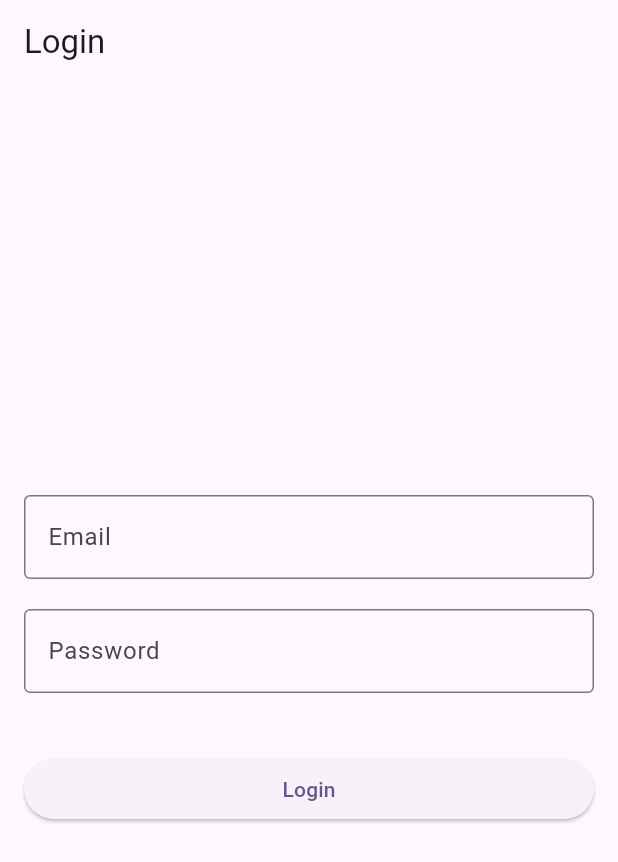
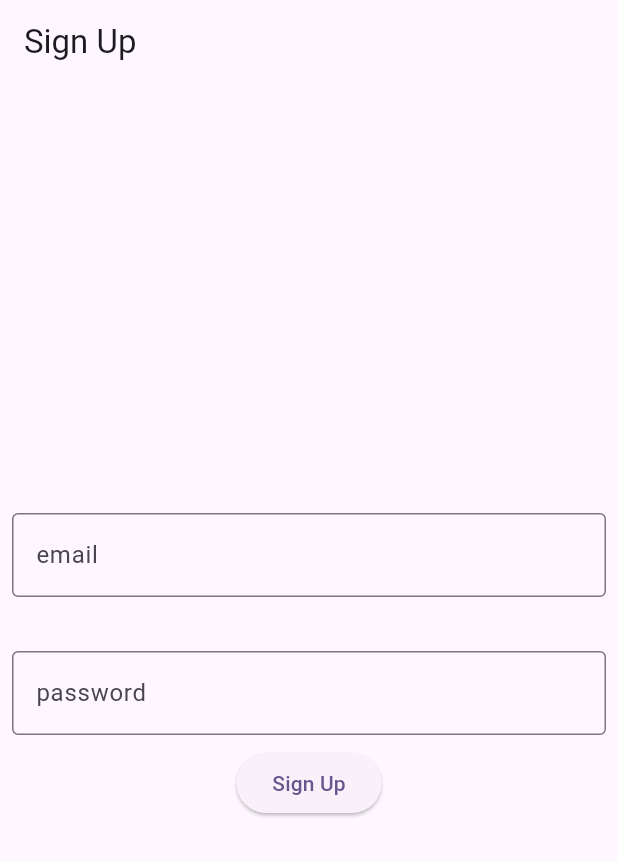
Before and after one commit to MudsaAhmad/Firebase-Concepts-App, a Flutter app: the screen it shows after launch, on a phone screen of 412 x 824 dp. Shown: the top 862 px of the screen. Run offline on Flutter 3.47's test engine with Material 3 defaults, Android fonts, the phone set to English and light mode, and no system bars; our stand-ins replace firebase_auth, firebase_core; accounts and stored records are empty.

Commit message:
Authentication SignIn and SignUp with email and password done.

```diff
--- a/lib/25-02-2025/home_screen.dart
+++ /dev/null
@@ -1,110 +0,0 @@
-import 'package:firebase_auth/firebase_auth.dart';
-import 'package:firebase_concepts_app/25-02-2025/home_screen_two.dart';
-import 'package:flutter/material.dart';
-
-class HomeScreen extends StatefulWidget {
-  const HomeScreen({super.key});
-
-  @override
-  State<HomeScreen> createState() => _HomeScreenState();
-}
-
-class _HomeScreenState extends State<HomeScreen> {
-  final TextEditingController emailController = TextEditingController();
-  final TextEditingController passwordController = TextEditingController();
-  final _formKey = GlobalKey<FormState>();
-  bool isLoading = false;
-  String errorMessage = '';
-
-  Future<void> signIn() async {
-    if (_formKey.currentState!.validate()) {
-      setState(() {
-        isLoading = true;
-        errorMessage = '';
-      });
-
-      try {
-        await FirebaseAuth.instance.signInWithEmailAndPassword(
-          email: emailController.text.trim(),
-          password: passwordController.text.trim(),
-        );
-
-        Navigator.push(
-            context, MaterialPageRoute(builder: (context) => HomeScreenTwo()));
-      } on FirebaseAuthException catch (e) {
-        setState(() {
-          errorMessage = e.message ?? 'An unknown error occurred';
-        });
-      } finally {
-        setState(() {
-          isLoading = false;
-        });
-      }
-    }
-  }
-
-  @override
-  Widget build(BuildContext context) {
-    return Scaffold(
-      appBar: AppBar(
-        title: const Text('Login'),
-      ),
-      body: Padding(
-        padding: const EdgeInsets.all(16.0),
-        child: Form(
-          key: _formKey,
-          child: Column(
-            mainAxisAlignment: MainAxisAlignment.center,
-            children: [
-              TextFormField(
-                controller: emailController,
-                decoration: const InputDecoration(
-                  hintText: 'Email',
-                  border: OutlineInputBorder(),
-                ),
-                keyboardType: TextInputType.emailAddress,
-                validator: (value) {
-                  if (value == null || value.isEmpty) {
-                    return 'Please enter your email';
-                  }
-                  return null;
-                },
-              ),
-              const SizedBox(height: 20),
-              TextFormField(
-                controller: passwordController,
-                decoration: const InputDecoration(
-                  hintText: 'Password',
-                  border: OutlineInputBorder(),
-                ),
-                obscureText: false,
-                validator: (value) {
-                  if (value == null || value.isEmpty) {
-                    return 'Please enter your password';
-                  }
-                  return null;
-                },
-              ),
-              const SizedBox(height: 20),
-              if (errorMessage.isNotEmpty)
-                Text(
-                  errorMessage,
-                  style: const TextStyle(color: Colors.red),
-                ),
-              const SizedBox(height: 20),
-              SizedBox(
-                width: double.infinity,
-                child: ElevatedButton(
-                  onPressed: signIn,
-                  child: isLoading
-                      ? const CircularProgressIndicator()
-                      : Text('Login'),
-                ),
-              ),
-            ],
-          ),
-        ),
-      ),
-    );
-  }
-}
--- /dev/null
+++ b/lib/26-02-2025/sign_up_screen.dart
@@ -0,0 +1,114 @@
+import 'package:firebase_auth/firebase_auth.dart';
+import 'package:flutter/material.dart';
+
+import 'login_screen.dart';
+
+class SignUpScreen extends StatefulWidget {
+  const SignUpScreen({super.key});
+
+  @override
+  State<SignUpScreen> createState() => _SignUpScreenState();
+}
+
+class _SignUpScreenState extends State<SignUpScreen> {
+  final emailController = TextEditingController();
+  final passwordController = TextEditingController();
+
+  final formKey = GlobalKey<FormState>();
+  bool loading = false;
+
+  @override
+  Widget build(BuildContext context) {
+    return Scaffold(
+      appBar: AppBar(
+        title: Text('Sign Up'),
+      ),
+      body: Center(
+        child: Form(
+          key: formKey,
+          child: Column(
+            mainAxisAlignment: MainAxisAlignment.center,
+            children: [
+              Padding(
+                padding: const EdgeInsets.all(8.0),
+                child: TextFormField(
+                  controller: emailController,
+                  decoration: const InputDecoration(
+                    hintText: 'email',
+                    border: OutlineInputBorder(),
+                  ),
+                  validator: (value) {
+                    if (value == null || value.isEmpty) {
+                      return 'please enter your email!!';
+                    }
+                  },
+                  keyboardType: TextInputType.emailAddress,
+                ),
+              ),
+              const SizedBox(
+                height: 20,
+              ),
+              Padding(
+                padding: const EdgeInsets.all(8.0),
+                child: TextFormField(
+                  controller: passwordController,
+                  decoration: const InputDecoration(
+                    hintText: 'password',
+                    border: OutlineInputBorder(),
+                  ),
+                  validator: (value) {
+                    if (value == null || value.isEmpty) {
+                      return 'please enter your password!!';
+                    }
+                  },
+                  keyboardType: TextInputType.text,
+                ),
+              ),
+              ElevatedButton(
+                  onPressed: () async {
+                    if (formKey.currentState!.validate()) {
+                      setState(() {
+                        loading = true;
+                      });
+
+                      try {
+                        await FirebaseAuth.instance.createUserWithEmailAndPassword(
+                            email: emailController.text.trim(),
+                            password: passwordController.text.trim());
+
+                        // navigate to next screen
+                        Navigator.push(
+                            context,
+                            MaterialPageRoute(
+                                builder: (context) => const LoginScreen()));
+
+                        setState(() {
+                          loading = false;
+                        });
+                        ScaffoldMessenger.of(context).showSnackBar(
+                            const SnackBar(
+                                content:
+                                    Text('Account created successfully!!')));
+                      } on FirebaseException catch (error) {
+                        ScaffoldMessenger.of(context).showSnackBar(
+                            SnackBar(content: Text('${error.message}')));
+                        print('error------>$error');
+                        setState(() {
+                          loading = false;
+                        });
+                      } finally {
+                        setState(() {
+                          loading = false;
+                        });
+                      }
+                    }
+                  },
+                  child:
+                      loading ? CircularProgressIndicator() : Text('Sign Up')),
+            ],
+          ),
+        ),
+      ),
+    );
+  }
+}
--- a/lib/main.dart
+++ b/lib/main.dart
@@ -1,6 +1,7 @@
 import 'package:firebase_core/firebase_core.dart';
 import 'package:flutter/material.dart';
-import '25-02-2025/home_screen.dart';
+
+import '26-02-2025/sign_up_screen.dart';
 
 void main() async {
   WidgetsFlutterBinding.ensureInitialized();
@@ -20,7 +21,7 @@ class MyApp extends StatelessWidget {
         colorScheme: ColorScheme.fromSeed(seedColor: Colors.deepPurple),
         useMaterial3: true,
       ),
-      home: const HomeScreen(),
+      home: const SignUpScreen(),
     );
   }
 }
```
Also changed, not shown: lib/25-02-2025/home_screen_two.dart (deleted, +0 -20 lines), lib/26-02-2025/home_screen.dart (added, +18 -0 lines), lib/26-02-2025/login_screen.dart (added, +134 -0 lines).
